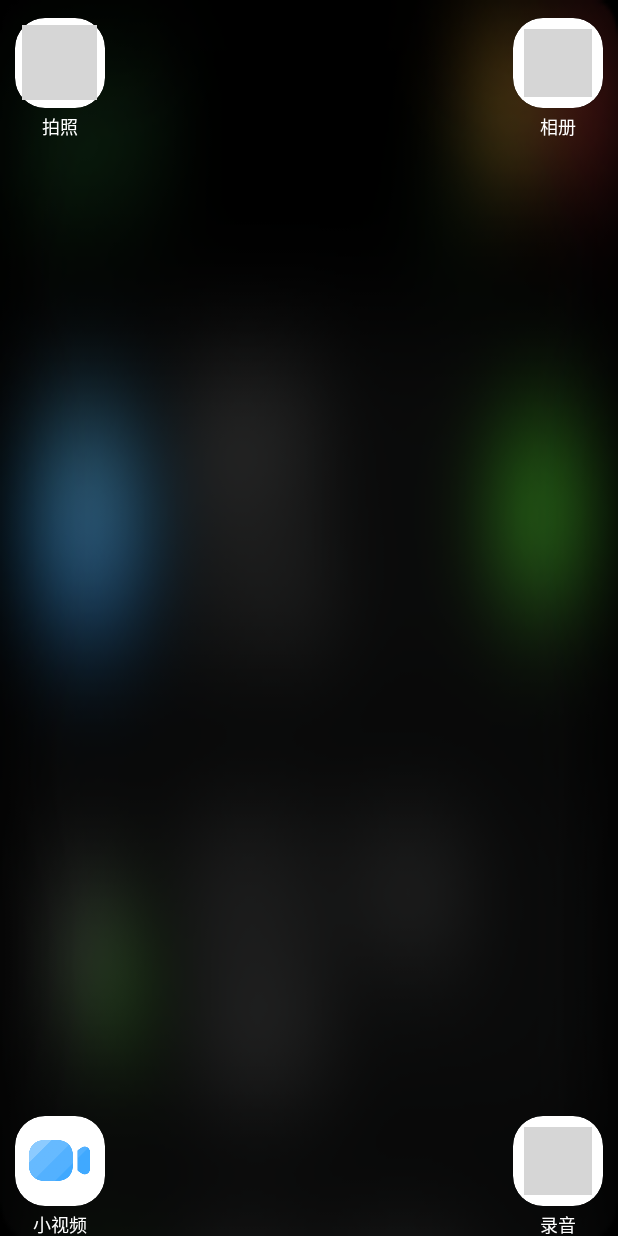
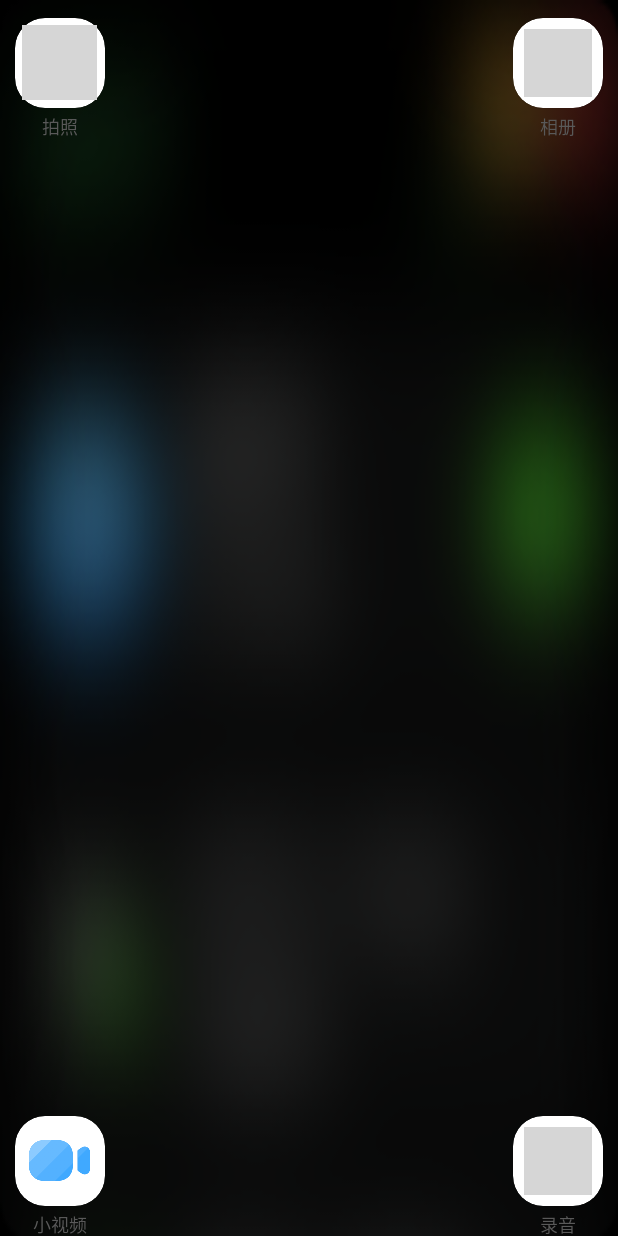
Before and after one commit to HaoduStudio/DailyNotes, an Android app: the Select_media_access screen opened directly, with no data from a screen before it, on a phone screen of 412 x 824 dp. Run offline under Robolectric (Android 15) with nearby library versions, the phone set to English and light mode, and no system bars; our stand-ins replace CircleImageView; pictures from the network do not load; 1 statement that could not run was skipped; grey boxes are pictures that could not be loaded.

Commit message:
text color update

```diff
--- a/app/src/main/res/layout/activity_select_media_access.xml
+++ b/app/src/main/res/layout/activity_select_media_access.xml
@@ -90,7 +90,7 @@
             android:layout_height="wrap_content"
             android:layout_marginTop="3dp"
             android:text="@string/takephoto"
-            android:textColor="#FFF"
+            android:textColor="#595959"
             android:textSize="12dp"
             app:layout_constraintEnd_toEndOf="@+id/takephoto"
             app:layout_constraintStart_toStartOf="@+id/takephoto"
@@ -102,7 +102,7 @@
             android:layout_height="wrap_content"
             android:layout_marginTop="3dp"
             android:text="@string/fromalbum"
-            android:textColor="#FFF"
+            android:textColor="#595959"
             android:textSize="12dp"
             app:layout_constraintEnd_toEndOf="@+id/fromalbum"
             app:layout_constraintStart_toStartOf="@+id/fromalbum"
@@ -113,7 +113,7 @@
             android:layout_height="wrap_content"
             android:layout_marginTop="3dp"
             android:text="@string/takevideo"
-            android:textColor="#FFF"
+            android:textColor="#595959"
             android:textSize="12dp"
             app:layout_constraintEnd_toEndOf="@+id/takevideo"
             app:layout_constraintStart_toStartOf="@+id/takevideo"
@@ -124,7 +124,7 @@
             android:layout_height="wrap_content"
             android:layout_marginTop="3dp"
             android:text="@string/recordv"
-            android:textColor="#FFF"
+            android:textColor="#595959"
             android:textSize="12dp"
             app:layout_constraintEnd_toEndOf="@+id/recordthis"
             app:layout_constraintStart_toStartOf="@+id/recordthis"
```
